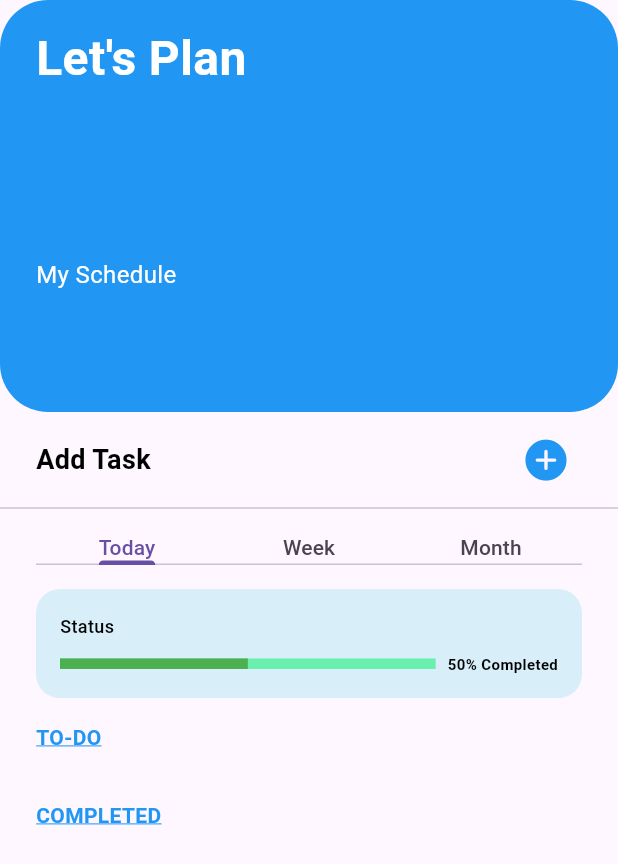
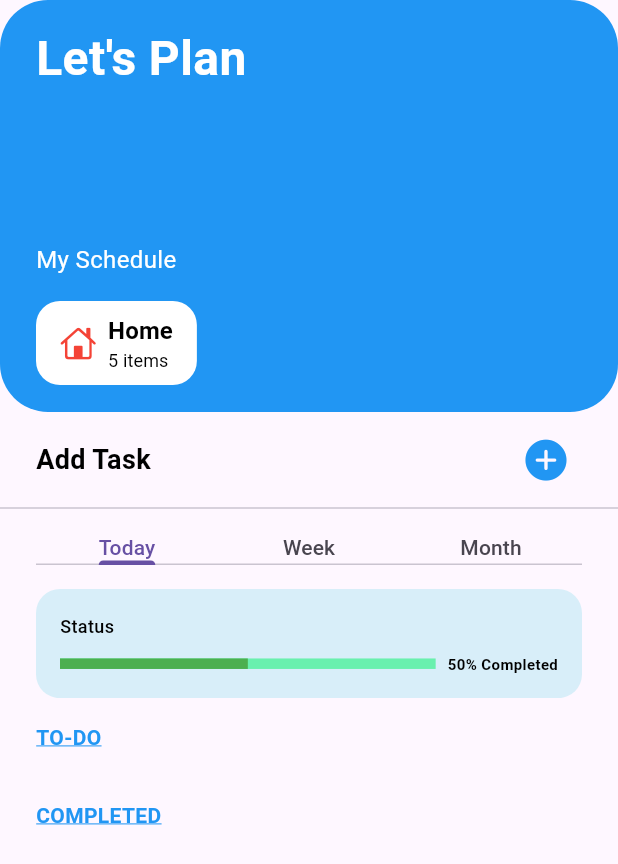
Before and after one commit to amer266030/to-do-app, a Flutter app: the screen it shows after launch, on a phone screen of 412 x 824 dp. Shown: the top 864 px of the screen. Run offline on Flutter 3.47's test engine with Material 3 defaults, Android fonts, the phone set to English and light mode, and no system bars; our stand-ins replace date_picker_timeline, get_it, get_storage.

Commit message:
working app

```diff
--- /dev/null
+++ b/lib/extensions/string_ext.dart
@@ -0,0 +1,5 @@
+extension StringExtensions on String {
+  DateTime toDateTime() {
+    return DateTime.parse(this);
+  }
+}
--- a/lib/main.dart
+++ b/lib/main.dart
@@ -13,7 +13,7 @@ class MyApp extends StatelessWidget {
 
   @override
   Widget build(BuildContext context) {
-    return MaterialApp(
+    return const MaterialApp(
       debugShowCheckedModeBanner: false,
       home: HomeScreen(),
     );
--- a/lib/managers/data_mgr.dart
+++ b/lib/managers/data_mgr.dart
@@ -45,7 +45,10 @@ class DataMgr {
 
   void _fetchCategories() {
     List<Map<String, dynamic>> storageCategories = [];
-    if ((box.read('categories')) != null) {
+    if ((box.read('categories')) == null) {
+      addNewCategory(TaskCategory(
+          id: 0, title: 'Home', iconName: 'home', colorName: 'red'));
+    } else {
       storageCategories =
           List.from(box.read('categories')).cast<Map<String, dynamic>>();
       for (var cat in storageCategories) {
--- a/lib/model/enum/drop_down_icons.dart
+++ b/lib/model/enum/drop_down_icons.dart
@@ -1,10 +1,10 @@
 import 'package:flutter/cupertino.dart';
-import 'package:flutter/material.dart';
 
 enum DropDownIcons {
   person,
   circle,
   square,
+  home,
 }
 
 extension IconValue on DropDownIcons {
@@ -16,6 +16,10 @@ extension IconValue on DropDownIcons {
         return CupertinoIcons.circle_fill;
       case DropDownIcons.square:
         return CupertinoIcons.square;
+      case DropDownIcons.home:
+        return CupertinoIcons.home;
+      default:
+        return CupertinoIcons.exclamationmark_circle_fill;
     }
   }
 }
--- a/lib/model/task.dart
+++ b/lib/model/task.dart
@@ -18,12 +18,12 @@ class Task {
         title = json['title'] as String,
         isCompleted = json['isCompleted'] as bool,
         timeStamp = json['timeStamp'] as String,
-        categoryId = json[''] as int;
+        categoryId = json['categoryId'] as int;
 
   Map<String, dynamic> toJson() => {
         'id': id,
         'title': title,
-        'bool': isCompleted,
+        'isCompleted': isCompleted,
         'timeStamp': timeStamp,
         'categoryId': categoryId
       };
--- a/lib/reusable_components/header_container.dart
+++ b/lib/reusable_components/header_container.dart
@@ -26,7 +26,7 @@ class HeaderContainer extends StatelessWidget {
               children: [
                 Expanded(
                   child: Padding(
-                    padding: EdgeInsets.symmetric(horizontal: 24),
+                    padding: const EdgeInsets.symmetric(horizontal: 24),
                     child: Column(
                       crossAxisAlignment: CrossAxisAlignment.start,
                       children: [
--- a/lib/screens/add_category/add_category_screen.dart
+++ b/lib/screens/add_category/add_category_screen.dart
@@ -127,8 +127,7 @@ class _AddCategoryScreenState extends State<AddCategoryScreen> {
               children: [
                 CustomBtn(
                   title: 'Cancel',
-                  action: () =>
-                      navMgr.navigateBack(context, 'No Category Added'),
+                  action: () => navMgr.navigateBack(context, null),
                   color: Colors.red,
                 ),
                 const SizedBox(width: 16),
--- a/lib/screens/home/home_screen.dart
+++ b/lib/screens/home/home_screen.dart
@@ -8,9 +8,21 @@ import 'package:interactions_app/screens/home/subviews/days_tab_view.dart';
 import 'package:interactions_app/screens/home/subviews/task_list.dart';
 import '../../managers/navigation_mgr.dart';
 
-class HomeScreen extends StatelessWidget {
-  HomeScreen({super.key});
+class HomeScreen extends StatefulWidget {
+  const HomeScreen({super.key});
+
+  @override
+  State<HomeScreen> createState() => _HomeScreenState();
+}
+
+class _HomeScreenState extends State<HomeScreen> {
   final navMgr = GetIt.I.get<NavMgr>();
+
+  void _navigate(BuildContext context) {
+    navMgr.navigate(context, Destination.addTask).then((_) {
+      setState(() {});
+    });
+  }
 
   @override
   Widget build(BuildContext context) {
@@ -30,8 +42,7 @@ class HomeScreen extends StatelessWidget {
                 const Text('Add Task').styled(weight: FontWeight.bold),
                 const Spacer(),
                 IconButton(
-                  onPressed: () =>
-                      navMgr.navigate(context, Destination.addTask),
+                  onPressed: () => _navigate(context),
                   icon: const Icon(
                     CupertinoIcons.plus_circle_fill,
                     color: Colors.blue,
--- a/lib/screens/home/subviews/category_tab_view.dart
+++ b/lib/screens/home/subviews/category_tab_view.dart
@@ -21,7 +21,7 @@ class CategoryTabView extends StatelessWidget {
             .map(
               (cat) => InkWell(
                 child: _TabItemCard(
-                  icon: Icon(cat.icon(), color: cat.color()),
+                  icon: Icon(cat.icon, color: cat.color()),
                   title: cat.title,
                   numItems: 5,
                 ),
--- a/lib/screens/home/subviews/task_list.dart
+++ b/lib/screens/home/subviews/task_list.dart
@@ -42,7 +42,7 @@ class TaskList extends StatelessWidget {
 
 class _TaskSectionView extends StatelessWidget {
   const _TaskSectionView(
-      {super.key, required this.sectionTitle, required this.children});
+      {required this.sectionTitle, required this.children});
 
   final String sectionTitle;
   final List<_TaskItemView> children;
@@ -108,7 +108,7 @@ class _TaskItemView extends StatelessWidget {
                 padding: const EdgeInsets.all(12.0),
                 child: Row(
                   children: [
-                    Icon(category.icon(), size: 14, color: category.color()),
+                    Icon(category.icon, size: 14, color: category.color()),
                     const SizedBox(width: 8),
                     Text(task.title).styled(size: 10, weight: FontWeight.w600),
                     const Spacer(),
```
Also changed, not shown: lib/managers/navigation_mgr.dart (+8 -6 lines), lib/model/task_category.dart (+5 -16 lines), lib/screens/add_task/add_task_screen.dart (+22 -18 lines).
